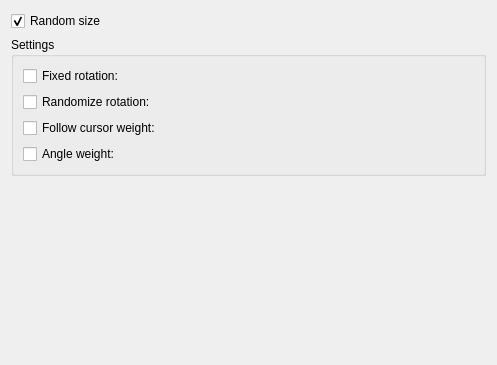
Above: plugins/paintops/spray/wdgshapedynamicsoptions.ui from KDE/krita before the change. Below: the same form after it.
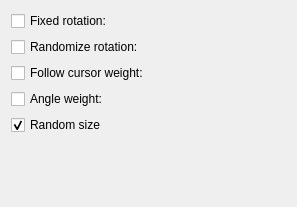
That is the form after the change. Custom widgets are drawn as their Qt base class.

Commit message: Update spray engine options so they have flexible layouts and condensed

The edit to the form file:
```diff
--- a/plugins/paintops/spray/wdgshapedynamicsoptions.ui
+++ b/plugins/paintops/spray/wdgshapedynamicsoptions.ui
@@ -9,8 +9,8 @@
    <rect>
     <x>0</x>
     <y>0</y>
-    <width>497</width>
-    <height>365</height>
+    <width>297</width>
+    <height>207</height>
    </rect>
   </property>
   <property name="sizePolicy">
@@ -21,27 +21,13 @@
   </property>
   <property name="minimumSize">
    <size>
-    <width>425</width>
-    <height>365</height>
+    <width>50</width>
+    <height>50</height>
    </size>
   </property>
-  <layout class="QGridLayout" name="gridLayout">
-   <item row="0" column="0">
-    <widget class="QCheckBox" name="randomSizeCHBox">
-     <property name="text">
-      <string>Random size</string>
-     </property>
-     <property name="checked">
-      <bool>true</bool>
-     </property>
-    </widget>
-   </item>
-   <item row="1" column="0">
-    <widget class="QGroupBox" name="groupBox">
-     <property name="title">
-      <string>Settings</string>
-     </property>
-     <layout class="QGridLayout" name="gridLayout_2">
+  <layout class="QVBoxLayout" name="verticalLayout">
+   <item>
+    <layout class="QFormLayout" name="formLayout">
       <item row="0" column="0">
        <widget class="QCheckBox" name="fixedRotation">
         <property name="text">
@@ -52,6 +38,16 @@
         </property>
        </widget>
       </item>
+     <item row="0" column="1">
+      <widget class="KisDoubleSliderSpinBox" name="fixedAngleBox" native="true">
+       <property name="minimumSize">
+        <size>
+         <width>20</width>
+         <height>20</height>
+        </size>
+       </property>
+      </widget>
+     </item>
       <item row="1" column="0">
        <widget class="QCheckBox" name="randomRotation">
         <property name="text">
@@ -62,6 +58,16 @@
         </property>
        </widget>
       </item>
+     <item row="1" column="1">
+      <widget class="KisDoubleSliderSpinBox" name="randomAngleWeight" native="true">
+       <property name="minimumSize">
+        <size>
+         <width>20</width>
+         <height>20</height>
+        </size>
+       </property>
+      </widget>
+     </item>
       <item row="2" column="0">
        <widget class="QCheckBox" name="followCursor">
         <property name="text">
@@ -69,14 +75,15 @@
         </property>
        </widget>
       </item>
-      <item row="0" column="1" colspan="2">
-       <widget class="KisDoubleSliderSpinBox" name="fixedAngleBox" />
-      </item>
-      <item row="1" column="1" colspan="2">
-       <widget class="KisDoubleSliderSpinBox" name="randomAngleWeight" />
-      </item>
-      <item row="2" column="1" colspan="2">
-       <widget class="KisDoubleSliderSpinBox" name="followCursorWeight" />
+     <item row="2" column="1">
+      <widget class="KisDoubleSliderSpinBox" name="followCursorWeight" native="true">
+       <property name="minimumSize">
+        <size>
+         <width>20</width>
+         <height>20</height>
+        </size>
+       </property>
+      </widget>
       </item>
       <item row="3" column="0">
        <widget class="QCheckBox" name="drawingAngle">
@@ -85,21 +92,37 @@
         </property>
        </widget>
       </item>
-      <item row="3" column="1" colspan="2">
-       <widget class="KisDoubleSliderSpinBox" name="drawingAngleWeight" />
-      </item>
-     </layout>
-    </widget>
+     <item row="3" column="1">
+      <widget class="KisDoubleSliderSpinBox" name="drawingAngleWeight" native="true">
+       <property name="minimumSize">
+        <size>
+         <width>20</width>
+         <height>20</height>
+        </size>
+       </property>
+      </widget>
+     </item>
+     <item row="4" column="0">
+      <widget class="QCheckBox" name="randomSizeCHBox">
+       <property name="text">
+        <string>Random size</string>
+       </property>
+       <property name="checked">
+        <bool>true</bool>
+       </property>
+      </widget>
+     </item>
+    </layout>
    </item>
-   <item row="2" column="0">
+   <item>
     <spacer name="verticalSpacer">
      <property name="orientation">
       <enum>Qt::Vertical</enum>
      </property>
      <property name="sizeHint" stdset="0">
       <size>
-       <width>20</width>
-       <height>37</height>
+       <width>5</width>
+       <height>5</height>
       </size>
      </property>
     </spacer>
```
Lines whose indentation alone changed are shown as unchanged. The commit also changes 6 other files.
